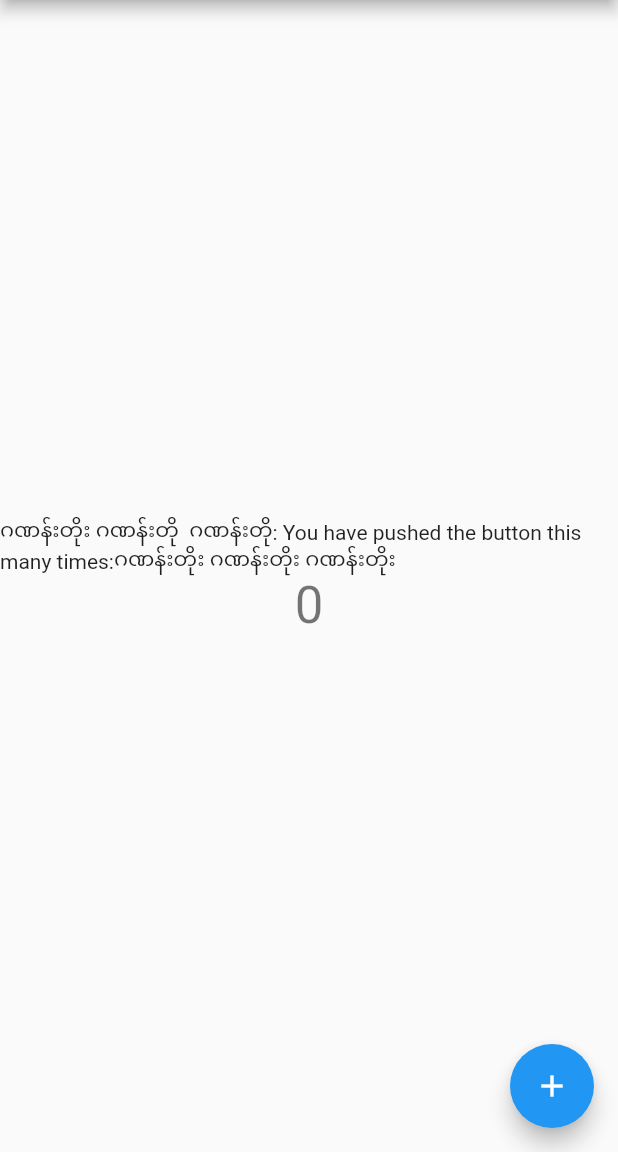
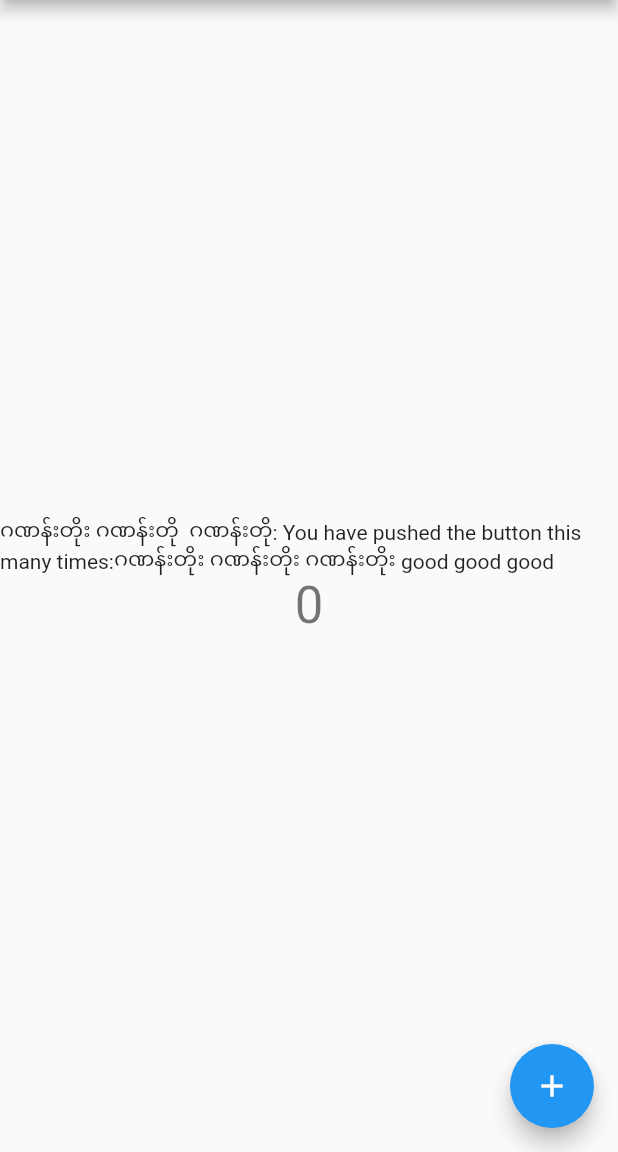
Before and after one commit to Pamthuku/origin, a Flutter app: the screen it shows after launch, on a phone screen of 412 x 824 dp, the part 84-1236 px from its top. Run offline on Flutter 3.47's test engine with Material 2 defaults, Android fonts, the phone set to English and light mode, and no system bars.

Commit message:
origin v4

```diff
--- a/lib/main.dart
+++ b/lib/main.dart
@@ -94,7 +94,7 @@ class _MyHomePageState extends State<MyHomePage> {
           mainAxisAlignment: MainAxisAlignment.center,
           children: <Widget>[
             Text(
-              'ဂဏန်းတိုး ဂဏန်းတို  ဂဏန်းတို: You have pushed the button this many times:ဂဏန်းတိုး ဂဏန်းတိုး ဂဏန်းတိုး',
+              'ဂဏန်းတိုး ဂဏန်းတို  ဂဏန်းတို: You have pushed the button this many times:ဂဏန်းတိုး ဂဏန်းတိုး ဂဏန်းတိုး good good good',
             ),
             Text(
               '$_counter',
```
